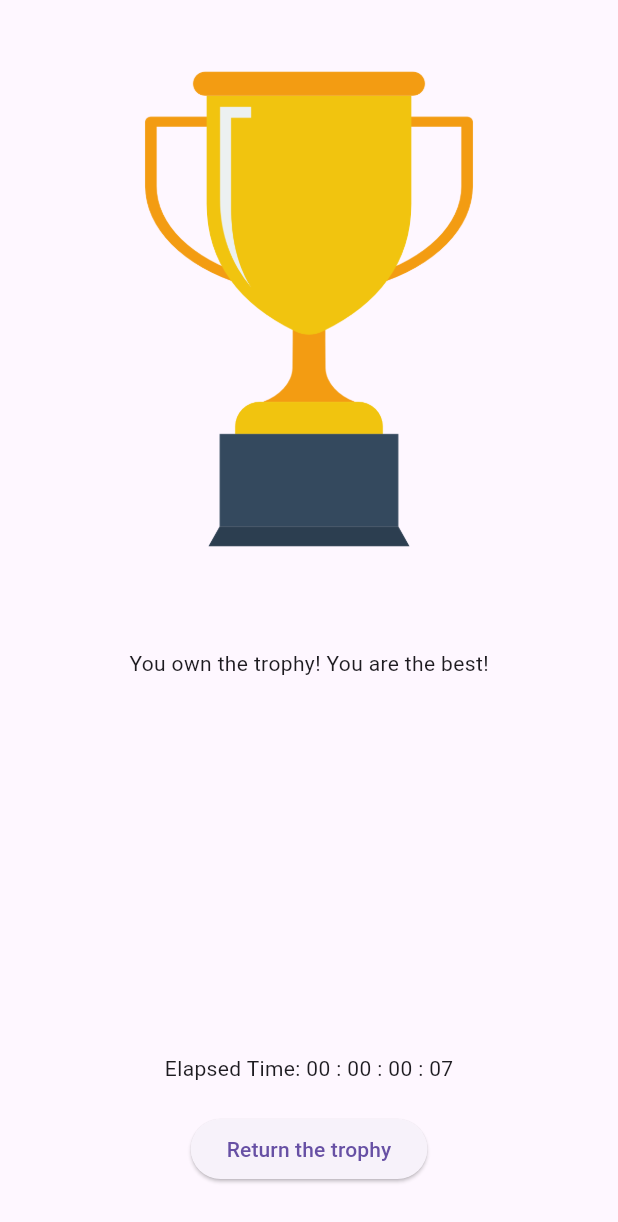
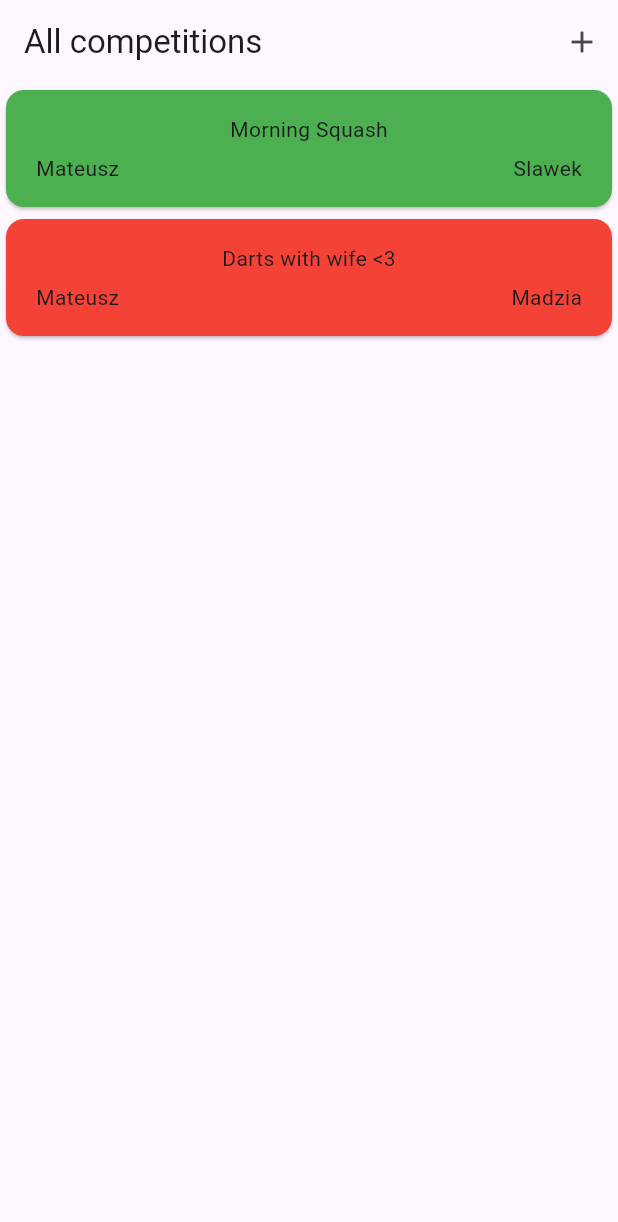
Before and after one commit to mat183/trophy_holder, a Flutter app: the screen it shows after launch, on a phone screen of 412 x 824 dp. Shown: the top 1222 px of the screen. Run offline on Flutter 3.47's test engine with Material 3 defaults, Android fonts, the phone set to English and light mode, and no system bars.

Commit message:
Current progress of trophy holder with competitions view and overlay for adding new competitions

```diff
--- /dev/null
+++ b/lib/data/dummy_data.dart
@@ -0,0 +1,18 @@
+import 'package:trophy_holder/models/competition.dart';
+
+final List<Competition> availableCompetitions = [
+  Competition(
+      title: 'Morning Squash',
+      competitor: 'Mateusz',
+      rival: 'Slawek',
+      creationDate: DateTime.now(),
+      category: Category.squash,
+      isTrophyAcquired: true),
+  Competition(
+      title: 'Darts with wife <3',
+      competitor: 'Mateusz',
+      rival: 'Madzia',
+      creationDate: DateTime.now(),
+      category: Category.dart,
+      isTrophyAcquired: false),
+];
--- a/lib/main.dart
+++ b/lib/main.dart
@@ -1,6 +1,17 @@
 import 'package:flutter/material.dart';
-import 'package:trophy_holder/trophy_holder.dart';
+import 'package:trophy_holder/views/competitions_view.dart';
 
 void main() {
   runApp(const TrophyHolder());
 }
+
+class TrophyHolder extends StatelessWidget {
+  const TrophyHolder({super.key});
+
+  @override
+  Widget build(BuildContext context) {
+    return const MaterialApp(
+      home: CompetitionsView(),
+    );
+  }
+}
--- /dev/null
+++ b/lib/models/competition.dart
@@ -0,0 +1,38 @@
+import 'package:flutter/material.dart';
+import 'package:intl/intl.dart';
+import 'package:uuid/uuid.dart';
+
+final dateFormatter = DateFormat.yMd();
+
+const uuid = Uuid();
+
+enum Category { squash, videoGames, dart }
+
+const categoryIcons = {
+  Category.squash: Icons.sports_tennis,
+  Category.videoGames: Icons.sports_esports,
+  Category.dart: Icons.sports_handball,
+};
+
+class Competition {
+  Competition({
+    required this.title,
+    required this.competitor,
+    required this.rival,
+    required this.creationDate,
+    required this.category,
+    required this.isTrophyAcquired,
+  }) : id = uuid.v4();
+
+  final String id;
+  final String title;
+  final String competitor;
+  final String rival;
+  final DateTime creationDate;
+  final Category category;
+  final bool isTrophyAcquired;
+
+  String get formattedCreationDate {
+    return dateFormatter.format(creationDate);
+  }
+}
--- /dev/null
+++ b/lib/views/competitions_view.dart
@@ -0,0 +1,83 @@
+import 'package:flutter/material.dart';
+import 'package:trophy_holder/models/competition.dart';
+import 'package:trophy_holder/widgets/competition/competitions_list.dart';
+import 'package:trophy_holder/widgets/competition/new_competition.dart';
+import 'package:trophy_holder/data/dummy_data.dart';
+
+class CompetitionsView extends StatefulWidget {
+  const CompetitionsView({super.key});
+
+  @override
+  State<CompetitionsView> createState() {
+    return _CompetitionsViewState();
+  }
+}
+
+class _CompetitionsViewState extends State<CompetitionsView> {
+  void _openAddCompetitionOverlay() {
+    showModalBottomSheet(
+      isScrollControlled: true,
+      context: context,
+      builder: (ctx) => NewCompetition(onAddCompetition: _addCompetition),
+    );
+  }
+
+  void _addCompetition(Competition competition) {
+    setState(() {
+      availableCompetitions.add(competition);
+    });
+  }
+
+  void _removeCompetition(Competition competition) {
+    final int index = availableCompetitions.indexOf(competition);
+
+    setState(() {
+      availableCompetitions.remove(competition);
+    });
+    ScaffoldMessenger.of(context).clearSnackBars();
+    ScaffoldMessenger.of(context).showSnackBar(SnackBar(
+      duration: const Duration(seconds: 3),
+      content: const Text('Competition deleted'),
+      action: SnackBarAction(
+        label: 'Undo',
+        onPressed: () {
+          setState(() {
+            availableCompetitions.insert(index, competition);
+          });
+        },
+      ),
+    ));
+  }
+
+  @override
+  Widget build(BuildContext context) {
+    Widget content = const Center(
+      child: Text('No competitions found. Start adding some!'),
+    );
+
+    if (availableCompetitions.isNotEmpty) {
+      content = CompetitionsList(
+        competitions: availableCompetitions,
+        onRemoveCompetition: _removeCompetition,
+      );
+    }
+    return Scaffold(
+      appBar: AppBar(
+        title: const Text('All competitions'),
+        actions: [
+          IconButton(
+            onPressed: _openAddCompetitionOverlay,
+            icon: const Icon(Icons.add),
+          ),
+        ],
+      ),
+      body: Column(
+        children: [
+          Expanded(
+            child: content,
+          ),
+        ],
+      ),
+    );
+  }
+}
--- /dev/null
+++ b/lib/widgets/competition/competition_item.dart
@@ -0,0 +1,36 @@
+import 'package:flutter/material.dart';
+import 'package:trophy_holder/models/competition.dart';
+
+class CompetitionItem extends StatelessWidget {
+  const CompetitionItem(this.competition, {super.key});
+
+  final Competition competition;
+
+  @override
+  Widget build(BuildContext context) {
+    return Card(
+      color: competition.isTrophyAcquired ? Colors.green : Colors.red,
+      child: Padding(
+        padding: const EdgeInsets.symmetric(
+          horizontal: 20,
+          vertical: 16,
+        ),
+        child: Column(
+          children: [
+            Text(competition.title),
+            const SizedBox(
+              height: 6,
+            ),
+            Row(
+              children: [
+                Text(competition.competitor),
+                const Spacer(),
+                Text(competition.rival),
+              ],
+            ),
+          ],
+        ),
+      ),
+    );
+  }
+}
--- /dev/null
+++ b/lib/widgets/competition/competitions_list.dart
@@ -0,0 +1,26 @@
+import 'package:flutter/material.dart';
+import 'package:trophy_holder/models/competition.dart';
+import 'package:trophy_holder/widgets/competition/competition_item.dart';
+
+class CompetitionsList extends StatelessWidget {
+  const CompetitionsList({
+    super.key,
+    required this.competitions,
+    required this.onRemoveCompetition,
+  });
+
+  final List<Competition> competitions;
+  final void Function(Competition competition) onRemoveCompetition;
+
+  @override
+  Widget build(BuildContext context) {
+    return ListView.builder(
+      itemCount: competitions.length,
+      itemBuilder: (ctx, index) => Dismissible(
+        key: ValueKey(competitions[index]),
+        onDismissed: (direction) => onRemoveCompetition(competitions[index]),
+        child: CompetitionItem(competitions[index]),
+      ),
+    );
+  }
+}
--- a/lib/trophy_holder.dart
+++ b/lib/widgets/trophy_holder.dart
@@ -1,5 +1,5 @@
 import 'package:flutter/material.dart';
-import 'package:trophy_holder/counter_up_timer.dart';
+import 'package:trophy_holder/widgets/timer/counter_up_timer.dart';
 
 class TrophyHolder extends StatefulWidget {
   const TrophyHolder({super.key});
@@ -45,8 +45,7 @@ class _TrophyHolderState extends State<TrophyHolder> {
             0, 0, 0, 1, 0, // Alpha channel (preserve transparency)
           ]);
 
-    return MaterialApp(
-      home: Scaffold(
+    return Scaffold(
       body: Column(
         children: [
           ColorFiltered(
@@ -62,7 +61,6 @@ class _TrophyHolderState extends State<TrophyHolder> {
           ),
         ],
       ),
-      ),
     );
   }
 }
--- a/pubspec.yaml
+++ b/pubspec.yaml
@@ -9,12 +9,13 @@ environment:
 dependencies:
   flutter:
     sdk: flutter
-  easy_count_timer: ^0.0.2
+  uuid: ^4.5.1
+  intl: ^0.19.0
 
 dev_dependencies:
   flutter_test:
     sdk: flutter
-  flutter_lints: ^4.0.0
+  flutter_lints: ^5.0.0
 
 flutter:
   uses-material-design: true
```
Also changed, not shown: lib/widgets/competition/new_competition.dart (added, +192 -0 lines), lib/widgets/timer/counter_up_timer.dart (renamed from lib/counter_up_timer.dart), pubspec.lock. Lines whose indentation alone changed are shown as unchanged.
